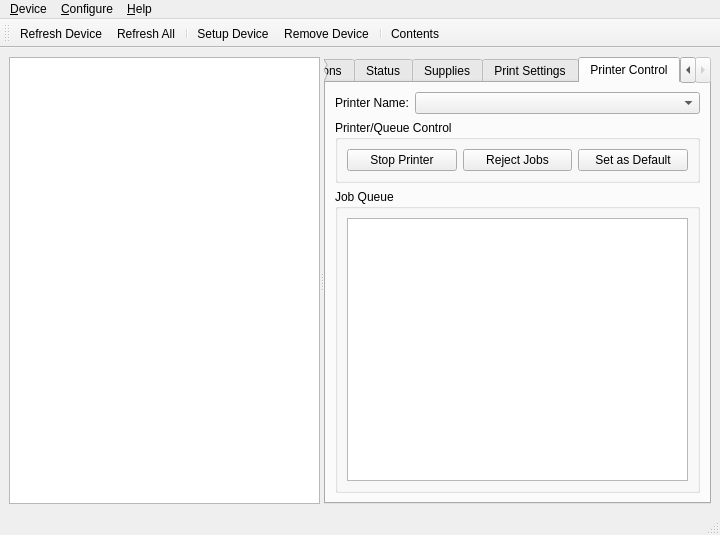
Old version of the form ui4/devmgr5_base.ui in the repository jpopelka/hplip.
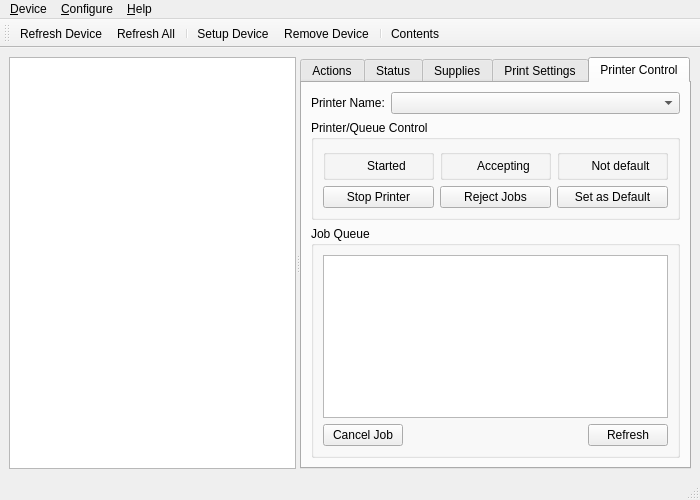
New version of the form. The open tabs and pages were chosen to show the change. Custom widgets are drawn as their Qt base class.

```diff
--- a/ui4/devmgr5_base.ui
+++ b/ui4/devmgr5_base.ui
@@ -8,8 +8,8 @@
    <rect>
     <x>0</x>
     <y>0</y>
-    <width>720</width>
-    <height>535</height>
+    <width>700</width>
+    <height>500</height>
    </rect>
   </property>
   <property name="windowTitle" >
@@ -256,25 +256,262 @@
            </property>
            <layout class="QGridLayout" >
             <item row="0" column="0" >
-             <widget class="QPushButton" name="StartStopButton" >
-              <property name="text" >
-               <string>Stop Printer</string>
-              </property>
-             </widget>
+             <layout class="QVBoxLayout" >
+              <item>
+               <widget class="QGroupBox" name="groupBox_3" >
+                <property name="sizePolicy" >
+                 <sizepolicy vsizetype="Maximum" hsizetype="Preferred" >
+                  <horstretch>0</horstretch>
+                  <verstretch>0</verstretch>
+                 </sizepolicy>
+                </property>
+                <property name="title" >
+                 <string/>
+                </property>
+                <layout class="QGridLayout" >
+                 <property name="leftMargin" >
+                  <number>1</number>
+                 </property>
+                 <property name="topMargin" >
+                  <number>1</number>
+                 </property>
+                 <property name="rightMargin" >
+                  <number>1</number>
+                 </property>
+                 <property name="bottomMargin" >
+                  <number>1</number>
+                 </property>
+                 <property name="horizontalSpacing" >
+                  <number>6</number>
+                 </property>
+                 <property name="verticalSpacing" >
+                  <number>1</number>
+                 </property>
+                 <item row="0" column="0" >
+                  <layout class="QHBoxLayout" >
+                   <item>
+                    <widget class="QLabel" name="StartStopIcon" >
+                     <property name="sizePolicy" >
+                      <sizepolicy vsizetype="Fixed" hsizetype="Fixed" >
+                       <horstretch>0</horstretch>
+                       <verstretch>0</verstretch>
+                      </sizepolicy>
+                     </property>
+                     <property name="minimumSize" >
+                      <size>
+                       <width>16</width>
+                       <height>16</height>
+                      </size>
+                     </property>
+                     <property name="maximumSize" >
+                      <size>
+                       <width>16</width>
+                       <height>16</height>
+                      </size>
+                     </property>
+                     <property name="text" >
+                      <string/>
+                     </property>
+                    </widget>
+                   </item>
+                   <item>
+                    <widget class="QLabel" name="StartStopLabel" >
+                     <property name="frameShape" >
+                      <enum>QFrame::NoFrame</enum>
+                     </property>
+                     <property name="text" >
+                      <string>Started</string>
+                     </property>
+                     <property name="alignment" >
+                      <set>Qt::AlignCenter</set>
+                     </property>
+                    </widget>
+                   </item>
+                  </layout>
+                 </item>
+                </layout>
+               </widget>
+              </item>
+              <item>
+               <widget class="QPushButton" name="StartStopButton" >
+                <property name="text" >
+                 <string>Stop Printer</string>
+                </property>
+               </widget>
+              </item>
+             </layout>
             </item>
             <item row="0" column="1" >
-             <widget class="QPushButton" name="AcceptRejectButton" >
-              <property name="text" >
-               <string>Reject Jobs</string>
-              </property>
-             </widget>
+             <layout class="QVBoxLayout" >
+              <item>
+               <widget class="QGroupBox" name="groupBox_4" >
+                <property name="sizePolicy" >
+                 <sizepolicy vsizetype="Maximum" hsizetype="Preferred" >
+                  <horstretch>0</horstretch>
+                  <verstretch>0</verstretch>
+                 </sizepolicy>
+                </property>
+                <property name="title" >
+                 <string/>
+                </property>
+                <layout class="QGridLayout" >
+                 <property name="leftMargin" >
+                  <number>1</number>
+                 </property>
+                 <property name="topMargin" >
+                  <number>1</number>
+                 </property>
+                 <property name="rightMargin" >
+                  <number>1</number>
+                 </property>
+                 <property name="bottomMargin" >
+                  <number>1</number>
+                 </property>
+                 <property name="horizontalSpacing" >
+                  <number>6</number>
+                 </property>
+                 <property name="verticalSpacing" >
+                  <number>1</number>
+                 </property>
+                 <item row="0" column="0" >
+                  <layout class="QHBoxLayout" >
+                   <item>
+                    <widget class="QLabel" name="AcceptRejectIcon" >
+                     <property name="sizePolicy" >
+                      <sizepolicy vsizetype="Fixed" hsizetype="Fixed" >
+                       <horstretch>0</horstretch>
+                       <verstretch>0</verstretch>
+                      </sizepolicy>
+                     </property>
+                     <property name="minimumSize" >
+                      <size>
+                       <width>16</width>
+                       <height>16</height>
+                      </size>
+                     </property>
+                     <property name="maximumSize" >
+                      <size>
+                       <width>16</width>
+                       <height>16</height>
+                      </size>
+                     </property>
+                     <property name="text" >
+                      <string/>
+                     </property>
+                    </widget>
+                   </item>
+                   <item>
+                    <widget class="QLabel" name="AcceptRejectLabel" >
+                     <property name="frameShape" >
+                      <enum>QFrame::NoFrame</enum>
+                     </property>
+                     <property name="text" >
+                      <string>Accepting</string>
+                     </property>
+                     <property name="alignment" >
+                      <set>Qt::AlignCenter</set>
+                     </property>
+                    </widget>
+                   </item>
+                  </layout>
+                 </item>
+                </layout>
+               </widget>
+              </item>
+              <item>
+               <widget class="QPushButton" name="AcceptRejectButton" >
+                <property name="text" >
+                 <string>Reject Jobs</string>
+                </property>
+               </widget>
+              </item>
+             </layout>
             </item>
             <item row="0" column="2" >
-             <widget class="QPushButton" name="SetDefaultButton" >
-              <property name="text" >
-               <string>Set as Default</string>
-              </property>
-             </widget>
+             <layout class="QVBoxLayout" >
+              <item>
+               <widget class="QGroupBox" name="groupBox_5" >
+                <property name="sizePolicy" >
+                 <sizepolicy vsizetype="Maximum" hsizetype="Preferred" >
+                  <horstretch>0</horstretch>
+                  <verstretch>0</verstretch>
+                 </sizepolicy>
+                </property>
+                <property name="title" >
+                 <string/>
+                </property>
+                <layout class="QGridLayout" >
+                 <property name="leftMargin" >
+                  <number>1</number>
+                 </property>
+                 <property name="topMargin" >
+                  <number>1</number>
+                 </property>
+                 <property name="rightMargin" >
+                  <number>1</number>
+                 </property>
+                 <property name="bottomMargin" >
+                  <number>1</number>
+                 </property>
+                 <property name="horizontalSpacing" >
+                  <number>6</number>
+                 </property>
+                 <property name="verticalSpacing" >
+                  <number>1</number>
+                 </property>
+                 <item row="0" column="0" >
+                  <layout class="QHBoxLayout" >
+                   <item>
+                    <widget class="QLabel" name="SetDefaultIcon" >
+                     <property name="sizePolicy" >
+                      <sizepolicy vsizetype="Fixed" hsizetype="Fixed" >
+                       <horstretch>0</horstretch>
+                       <verstretch>0</verstretch>
+                      </sizepolicy>
+                     </property>
+                     <property name="minimumSize" >
+                      <size>
+                       <width>16</width>
+                       <height>16</height>
+                      </size>
+                     </property>
+                     <property name="maximumSize" >
+                      <size>
+                       <width>16</width>
+                       <height>16</height>
+                      </size>
+                     </property>
+                     <property name="text" >
+                      <string/>
+                     </property>
+                    </widget>
+                   </item>
+                   <item>
+                    <widget class="QLabel" name="SetDefaultLabel" >
+                     <property name="frameShape" >
+                      <enum>QFrame::NoFrame</enum>
+                     </property>
+                     <property name="text" >
+                      <string>Not default</string>
+                     </property>
+                     <property name="alignment" >
+                      <set>Qt::AlignCenter</set>
+                     </property>
+                    </widget>
+                   </item>
+                  </layout>
+                 </item>
+                </layout>
+               </widget>
+              </item>
+              <item>
+               <widget class="QPushButton" name="SetDefaultButton" >
+                <property name="text" >
+                 <string>Set as Default</string>
+                </property>
+               </widget>
+              </item>
+             </layout>
             </item>
            </layout>
           </widget>
@@ -285,8 +522,48 @@
             <string>Job Queue</string>
            </property>
            <layout class="QGridLayout" >
-            <item row="0" column="0" >
-             <widget class="QTableWidget" name="JobTable" />
+            <item row="0" column="0" colspan="3" >
+             <widget class="QTableWidget" name="JobTable" >
+              <property name="alternatingRowColors" >
+               <bool>true</bool>
+              </property>
+              <property name="selectionMode" >
+               <enum>QAbstractItemView::SingleSelection</enum>
+              </property>
+              <property name="selectionBehavior" >
+               <enum>QAbstractItemView::SelectRows</enum>
+              </property>
+              <property name="gridStyle" >
+               <enum>Qt::DotLine</enum>
+              </property>
+             </widget>
+            </item>
+            <item row="1" column="0" >
+             <widget class="QPushButton" name="CancelJobButton" >
+              <property name="text" >
+               <string>Cancel Job</string>
+              </property>
+             </widget>
+            </item>
+            <item row="1" column="1" >
+             <spacer>
+              <property name="orientation" >
+               <enum>Qt::Horizontal</enum>
+              </property>
+              <property name="sizeHint" >
+               <size>
+                <width>131</width>
+                <height>20</height>
+               </size>
+              </property>
+             </spacer>
+            </item>
+            <item row="1" column="2" >
+             <widget class="QPushButton" name="RefreshButton" >
+              <property name="text" >
+               <string>Refresh</string>
+              </property>
+             </widget>
             </item>
            </layout>
           </widget>
@@ -303,8 +580,8 @@
     <rect>
      <x>0</x>
      <y>0</y>
-     <width>720</width>
-     <height>31</height>
+     <width>700</width>
+     <height>27</height>
     </rect>
    </property>
    <widget class="QMenu" name="menuDevice" >
```
